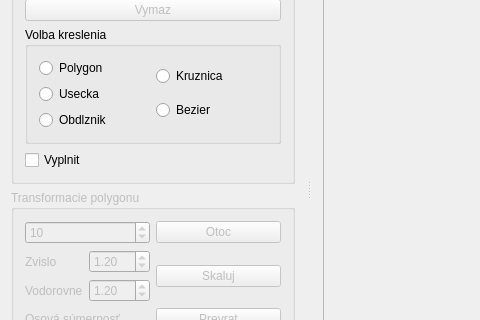
blahova/pg_projekt, file ImageViewer.ui: the form before one commit; both pictures show x 0 to 480 and y 199 to 519 of the 897 by 761 pixel window.
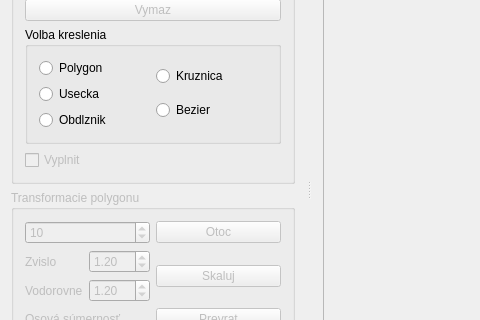
The form after the commit.

Patch:
```diff
--- a/ImageViewer.ui
+++ b/ImageViewer.ui
@@ -211,6 +211,9 @@
         </item>
         <item>
          <widget class="QCheckBox" name="checkBox_vypln">
+          <property name="enabled">
+           <bool>false</bool>
+          </property>
           <property name="text">
            <string>Vyplnit</string>
           </property>
```
